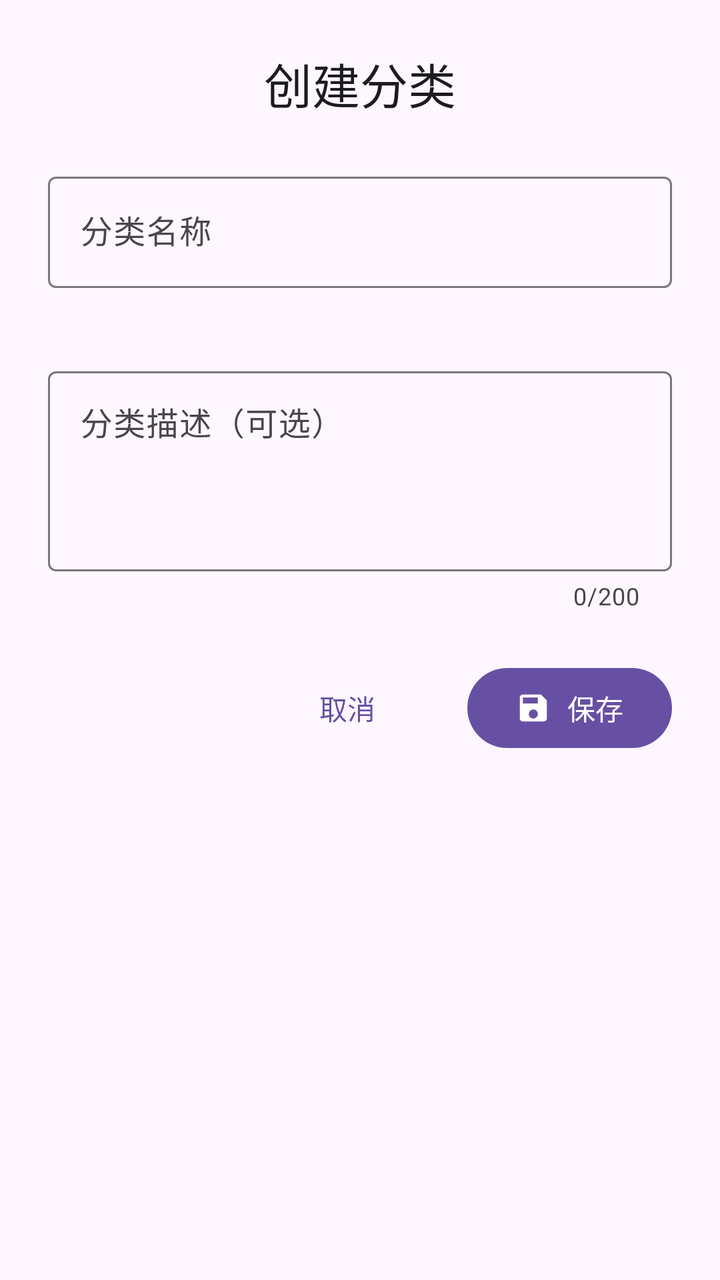
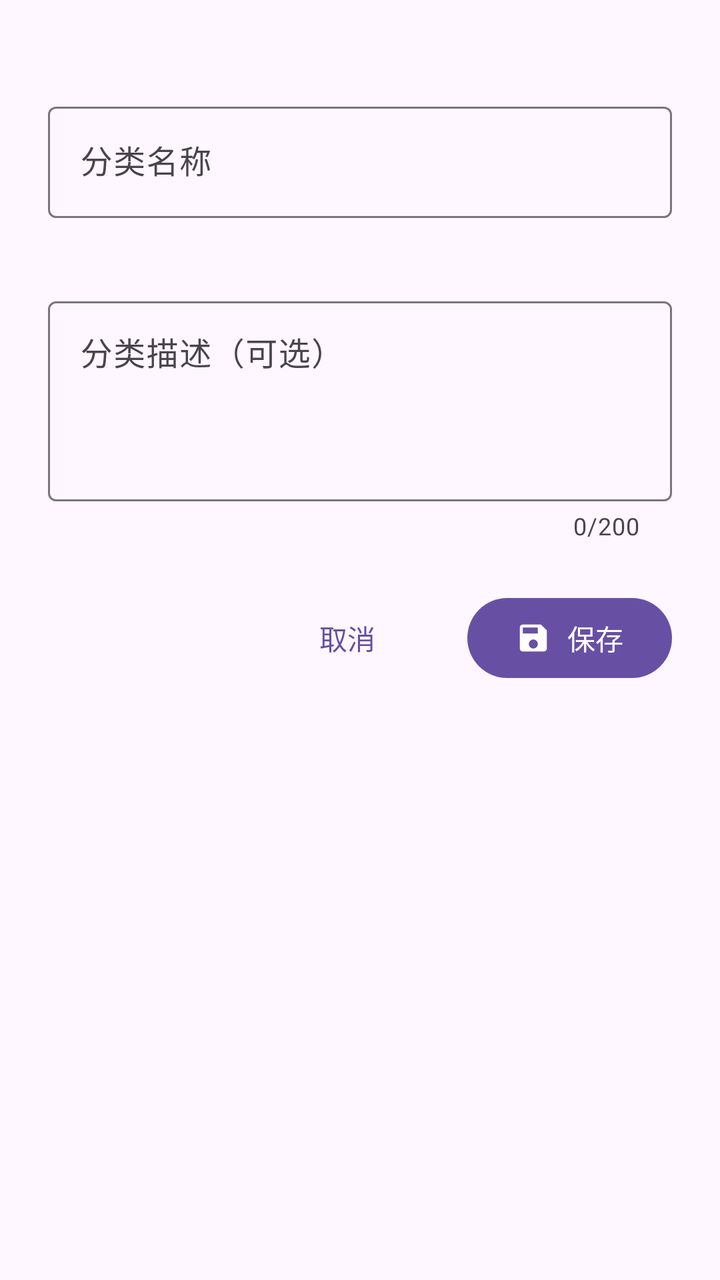

The first picture is an Android layout as it rendered before a commit; the second is the same layout after the commit. The layout source and the unified diff follow.
<!-- AndroidManifest.xml: application theme Theme.ToDo -->
<!-- res/layout/dialog_create_category.xml -->
<?xml version="1.0" encoding="utf-8"?>
<LinearLayout xmlns:android="http://schemas.android.com/apk/res/android"
    xmlns:app="http://schemas.android.com/apk/res-auto"
    android:layout_width="match_parent"
    android:layout_height="wrap_content"
    android:orientation="vertical"
    android:padding="24dp">

    <TextView
        android:id="@+id/dialog_title"
        android:layout_width="match_parent"
        android:layout_height="wrap_content"
        android:text="创建分类"
        android:textAppearance="@style/TextAppearance.Material3.HeadlineSmall"
        android:textColor="@color/onSurface"
        android:gravity="center" />

    
    <com.google.android.material.textfield.TextInputLayout
        style="@style/Widget.Material3.TextInputLayout.OutlinedBox"
        android:layout_width="match_parent"
        android:layout_height="wrap_content"
        android:layout_marginTop="24dp"
        android:hint="分类名称"
        app:errorEnabled="true">

        <com.google.android.material.textfield.TextInputEditText
            android:id="@+id/editTextCategoryName"
            android:layout_width="match_parent"
            android:layout_height="wrap_content"
            android:maxLines="1"
            android:imeOptions="actionNext" />

    </com.google.android.material.textfield.TextInputLayout>

    
    <com.google.android.material.textfield.TextInputLayout
        style="@style/Widget.Material3.TextInputLayout.OutlinedBox"
        android:layout_width="match_parent"
        android:layout_height="wrap_content"
        android:layout_marginTop="16dp"
        android:hint="分类描述（可选）"
        app:counterEnabled="true"
        app:counterMaxLength="200">

        <com.google.android.material.textfield.TextInputEditText
            android:id="@+id/editTextCategoryDescription"
            android:layout_width="match_parent"
            android:layout_height="100dp"
            android:gravity="top"
            android:inputType="textMultiLine"
            android:maxLines="4"
            android:scrollbars="vertical" />

    </com.google.android.material.textfield.TextInputLayout>

    
    <LinearLayout
        android:layout_width="match_parent"
        android:layout_height="wrap_content"
        android:layout_marginTop="24dp"
        android:orientation="horizontal"
        android:gravity="end">

        <com.google.android.material.button.MaterialButton
            android:id="@+id/buttonCancel"
            android:layout_width="wrap_content"
            android:layout_height="wrap_content"
            android:text="取消"
            style="@style/Widget.Material3.Button.TextButton" />

        <com.google.android.material.button.MaterialButton
            android:id="@+id/buttonSave"
            android:layout_width="wrap_content"
            android:layout_height="wrap_content"
            android:layout_marginStart="16dp"
            android:text="保存"
            app:icon="@drawable/ic_save" />

    </LinearLayout>

</LinearLayout>
<!-- resources referenced by this layout -->
<resources>
  <color name="onSurface">#1C1B1F</color>
  <!-- drawable ic_save (drawable) -->
  <vector xmlns:android="http://schemas.android.com/apk/res/android"
      android:width="24dp"
      android:height="24dp"
      android:viewportWidth="24"
      android:viewportHeight="24">
      <path
          android:fillColor="@color/icon_primary"
          android:pathData="M17,3H5C3.89,3 3,3.9 3,5V19C3,20.1 3.89,21 5,21H19C20.1,21 21,20.1 21,19V7L17,3ZM12,19C10.34,19 9,17.66 9,16C9,14.34 10.34,13 12,13C13.66,13 15,14.34 15,16C15,17.66 13.66,19 12,19ZM15,9H5V5H15V9Z"/>
  </vector>
  <style name="Theme.ToDo" parent="Base.Theme.ToDo" />
  <color name="icon_primary">#1C1B1F</color>
  <style name="Base.Theme.ToDo" parent="Theme.Material3.DayNight.NoActionBar">
          <item name="colorPrimary">@color/primary</item>
          <item name="colorOnPrimary">@color/onPrimary</item>
          <item name="colorPrimaryContainer">@color/primaryContainer</item>
          <item name="colorOnPrimaryContainer">@color/onPrimaryContainer</item>
          <item name="colorSecondary">@color/secondary</item>
          <item name="colorOnSecondary">@color/onSecondary</item>
          <item name="colorSecondaryContainer">@color/primaryContainer</item>
          <item name="colorOnSecondaryContainer">@color/onPrimaryContainer</item>
          <item name="android:statusBarColor" tools:targetApi="l">?attr/colorPrimary</item>
      </style>
  <color name="primary">#6750A4</color>
  <color name="onPrimary">#FFFFFF</color>
  <color name="primaryContainer">#EADDFF</color>
  <color name="onPrimaryContainer">#21005D</color>
  <color name="secondary">#625B71</color>
  <color name="onSecondary">#FFFFFF</color>
</resources>

<!-- the commit's change to res/layout/dialog_create_category.xml (unified diff, before → after) -->
@@ -5,15 +5,6 @@
     android:layout_height="wrap_content"
     android:orientation="vertical"
     android:padding="24dp">
-
-    <TextView
-        android:id="@+id/dialog_title"
-        android:layout_width="match_parent"
-        android:layout_height="wrap_content"
-        android:text="创建分类"
-        android:textAppearance="@style/TextAppearance.Material3.HeadlineSmall"
-        android:textColor="@color/onSurface"
-        android:gravity="center" />
 
     
     <com.google.android.material.textfield.TextInputLayout
<!-- resource entries referenced after the edit -->
@@ -1,6 +1,5 @@
 <!-- resources referenced by this layout -->
 <resources>
-  <color name="onSurface">#1C1B1F</color>
   <!-- drawable ic_save (drawable) -->
   <vector xmlns:android="http://schemas.android.com/apk/res/android"
       android:width="24dp"
